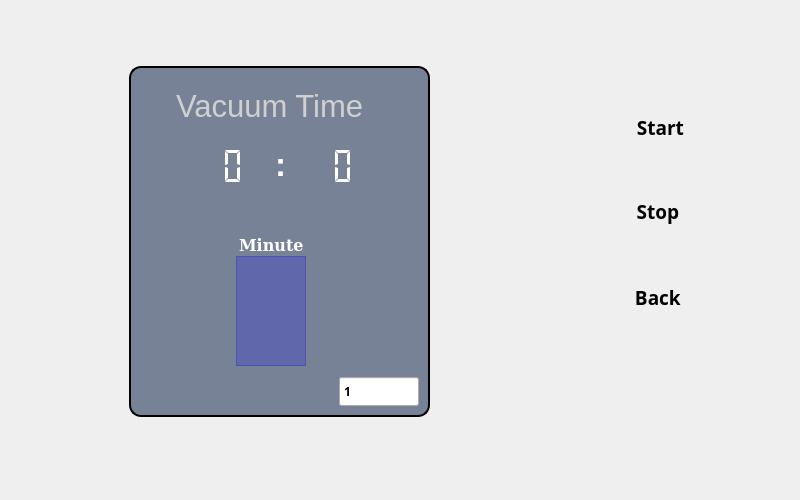
First picture: the form in formvaccum.ui, repository mohsencyber/gardinaUI, before the edit.
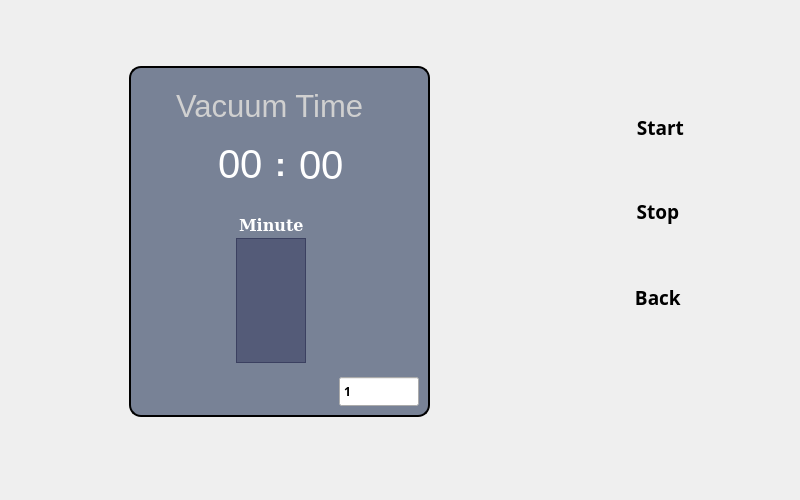
Second picture: the form after the edit. Icons and pictures are not drawn. Custom widgets are drawn as their Qt base class.

The edit to the form file:
```diff
--- a/formvaccum.ui
+++ b/formvaccum.ui
@@ -251,208 +251,6 @@
    <property name="frameShadow">
     <enum>QFrame::Raised</enum>
    </property>
-   <widget class="QLCDNumber" name="minNumber">
-    <property name="geometry">
-     <rect>
-      <x>50</x>
-      <y>80</y>
-      <width>90</width>
-      <height>40</height>
-     </rect>
-    </property>
-    <property name="palette">
-     <palette>
-      <active>
-       <colorrole role="WindowText">
-        <brush brushstyle="SolidPattern">
-         <color alpha="255">
-          <red>255</red>
-          <green>255</green>
-          <blue>255</blue>
-         </color>
-        </brush>
-       </colorrole>
-       <colorrole role="Text">
-        <brush brushstyle="SolidPattern">
-         <color alpha="255">
-          <red>255</red>
-          <green>255</green>
-          <blue>255</blue>
-         </color>
-        </brush>
-       </colorrole>
-       <colorrole role="PlaceholderText">
-        <brush brushstyle="SolidPattern">
-         <color alpha="128">
-          <red>255</red>
-          <green>255</green>
-          <blue>255</blue>
-         </color>
-        </brush>
-       </colorrole>
-      </active>
-      <inactive>
-       <colorrole role="WindowText">
-        <brush brushstyle="SolidPattern">
-         <color alpha="255">
-          <red>255</red>
-          <green>255</green>
-          <blue>255</blue>
-         </color>
-        </brush>
-       </colorrole>
-       <colorrole role="Text">
-        <brush brushstyle="SolidPattern">
-         <color alpha="255">
-          <red>208</red>
-          <green>208</green>
-          <blue>208</blue>
-         </color>
-        </brush>
-       </colorrole>
-       <colorrole role="PlaceholderText">
-        <brush brushstyle="SolidPattern">
-         <color alpha="128">
-          <red>208</red>
-          <green>208</green>
-          <blue>208</blue>
-         </color>
-        </brush>
-       </colorrole>
-      </inactive>
-      <disabled>
-       <colorrole role="WindowText">
-        <brush brushstyle="SolidPattern">
-         <color alpha="96">
-          <red>164</red>
-          <green>166</green>
-          <blue>168</blue>
-         </color>
-        </brush>
-       </colorrole>
-       <colorrole role="Text">
-        <brush brushstyle="SolidPattern">
-         <color alpha="96">
-          <red>164</red>
-          <green>166</green>
-          <blue>168</blue>
-         </color>
-        </brush>
-       </colorrole>
-       <colorrole role="PlaceholderText">
-        <brush brushstyle="SolidPattern">
-         <color alpha="128">
-          <red>208</red>
-          <green>208</green>
-          <blue>208</blue>
-         </color>
-        </brush>
-       </colorrole>
-      </disabled>
-     </palette>
-    </property>
-    <property name="autoFillBackground">
-     <bool>false</bool>
-    </property>
-    <property name="frameShape">
-     <enum>QFrame::NoFrame</enum>
-    </property>
-    <property name="frameShadow">
-     <enum>QFrame::Raised</enum>
-    </property>
-    <property name="digitCount">
-     <number>2</number>
-    </property>
-    <property name="mode">
-     <enum>QLCDNumber::Dec</enum>
-    </property>
-    <property name="segmentStyle">
-     <enum>QLCDNumber::Flat</enum>
-    </property>
-   </widget>
-   <widget class="QLCDNumber" name="secNumber">
-    <property name="geometry">
-     <rect>
-      <x>160</x>
-      <y>80</y>
-      <width>90</width>
-      <height>40</height>
-     </rect>
-    </property>
-    <property name="palette">
-     <palette>
-      <active>
-       <colorrole role="WindowText">
-        <brush brushstyle="SolidPattern">
-         <color alpha="255">
-          <red>255</red>
-          <green>255</green>
-          <blue>255</blue>
-         </color>
-        </brush>
-       </colorrole>
-       <colorrole role="ButtonText">
-        <brush brushstyle="SolidPattern">
-         <color alpha="255">
-          <red>255</red>
-          <green>255</green>
-          <blue>255</blue>
-         </color>
-        </brush>
-       </colorrole>
-      </active>
-      <inactive>
-       <colorrole role="WindowText">
-        <brush brushstyle="SolidPattern">
-         <color alpha="255">
-          <red>255</red>
-          <green>255</green>
-          <blue>255</blue>
-         </color>
-        </brush>
-       </colorrole>
-       <colorrole role="ButtonText">
-        <brush brushstyle="SolidPattern">
-         <color alpha="255">
-          <red>208</red>
-          <green>208</green>
-          <blue>208</blue>
-         </color>
-        </brush>
-       </colorrole>
-      </inactive>
-      <disabled>
-       <colorrole role="WindowText">
-        <brush brushstyle="SolidPattern">
-         <color alpha="96">
-          <red>164</red>
-          <green>166</green>
-          <blue>168</blue>
-         </color>
-        </brush>
-       </colorrole>
-       <colorrole role="ButtonText">
-        <brush brushstyle="SolidPattern">
-         <color alpha="96">
-          <red>164</red>
-          <green>166</green>
-          <blue>168</blue>
-         </color>
-        </brush>
-       </colorrole>
-      </disabled>
-     </palette>
-    </property>
-    <property name="frameShape">
-     <enum>QFrame::NoFrame</enum>
-    </property>
-    <property name="digitCount">
-     <number>2</number>
-    </property>
-    <property name="segmentStyle">
-     <enum>QLCDNumber::Flat</enum>
-    </property>
-   </widget>
    <widget class="QSpinBox" name="minSpin">
     <property name="geometry">
      <rect>
@@ -499,7 +297,7 @@
     <property name="geometry">
      <rect>
       <x>110</x>
-      <y>170</y>
+      <y>150</y>
       <width>67</width>
       <height>17</height>
      </rect>
@@ -722,13 +520,13 @@
      <string>Vacuum Time</string>
     </property>
    </widget>
-   <widget class="QTouchSpinBox" name="textEdit">
+   <widget class="QTextEdit" name="textEdit">
     <property name="geometry">
      <rect>
       <x>107</x>
-      <y>190</y>
+      <y>172</y>
       <width>70</width>
-      <height>110</height>
+      <height>125</height>
      </rect>
     </property>
     <property name="sizePolicy">
@@ -742,10 +540,10 @@
       <active>
        <colorrole role="Button">
         <brush brushstyle="SolidPattern">
-         <color alpha="51">
+         <color alpha="77">
           <red>0</red>
           <green>0</green>
-          <blue>255</blue>
+          <blue>50</blue>
          </color>
         </brush>
        </colorrole>
@@ -760,10 +558,10 @@
        </colorrole>
        <colorrole role="Window">
         <brush brushstyle="SolidPattern">
-         <color alpha="51">
+         <color alpha="77">
           <red>0</red>
           <green>0</green>
-          <blue>255</blue>
+          <blue>50</blue>
          </color>
         </brush>
        </colorrole>
@@ -771,10 +569,10 @@
       <inactive>
        <colorrole role="Button">
         <brush brushstyle="SolidPattern">
-         <color alpha="51">
+         <color alpha="77">
           <red>0</red>
           <green>0</green>
-          <blue>255</blue>
+          <blue>50</blue>
          </color>
         </brush>
        </colorrole>
@@ -789,10 +587,10 @@
        </colorrole>
        <colorrole role="Window">
         <brush brushstyle="SolidPattern">
-         <color alpha="51">
+         <color alpha="77">
           <red>0</red>
           <green>0</green>
-          <blue>255</blue>
+          <blue>50</blue>
          </color>
         </brush>
        </colorrole>
@@ -800,10 +598,10 @@
       <disabled>
        <colorrole role="Button">
         <brush brushstyle="SolidPattern">
-         <color alpha="51">
+         <color alpha="77">
           <red>0</red>
           <green>0</green>
-          <blue>255</blue>
+          <blue>50</blue>
          </color>
         </brush>
        </colorrole>
@@ -818,10 +616,10 @@
        </colorrole>
        <colorrole role="Window">
         <brush brushstyle="SolidPattern">
-         <color alpha="51">
+         <color alpha="77">
           <red>0</red>
           <green>0</green>
-          <blue>255</blue>
+          <blue>50</blue>
          </color>
         </brush>
        </colorrole>
@@ -844,7 +642,7 @@
      <bool>false</bool>
     </property>
     <property name="styleSheet">
-     <string notr="true">background-color: rgb(0, 0, 255,20%);
+     <string notr="true">background-color: rgb(0, 0, 50,30%);
 font: 75 12pt &quot;Waree&quot;;
 qproperty-alignment: AlignCenter;
 </string>
@@ -863,15 +661,928 @@
      <set>Qt::NoTextInteraction</set>
     </property>
    </widget>
+   <widget class="QLabel" name="minNumber">
+    <property name="geometry">
+     <rect>
+      <x>89</x>
+      <y>74</y>
+      <width>58</width>
+      <height>48</height>
+     </rect>
+    </property>
+    <property name="palette">
+     <palette>
+      <active>
+       <colorrole role="WindowText">
+        <brush brushstyle="SolidPattern">
+         <color alpha="255">
+          <red>255</red>
+          <green>255</green>
+          <blue>255</blue>
+         </color>
+        </brush>
+       </colorrole>
+       <colorrole role="Button">
+        <brush brushstyle="SolidPattern">
+         <color alpha="96">
+          <red>164</red>
+          <green>166</green>
+          <blue>168</blue>
+         </color>
+        </brush>
+       </colorrole>
+       <colorrole role="Light">
+        <brush brushstyle="SolidPattern">
+         <color alpha="96">
+          <red>246</red>
+          <green>249</green>
+          <blue>252</blue>
+         </color>
+        </brush>
+       </colorrole>
+       <colorrole role="Midlight">
+        <brush brushstyle="SolidPattern">
+         <color alpha="96">
+          <red>205</red>
+          <green>207</green>
+          <blue>210</blue>
+         </color>
+        </brush>
+       </colorrole>
+       <colorrole role="Dark">
+        <brush brushstyle="SolidPattern">
+         <color alpha="96">
+          <red>82</red>
+          <green>83</green>
+          <blue>84</blue>
+         </color>
+        </brush>
+       </colorrole>
+       <colorrole role="Mid">
+        <brush brushstyle="SolidPattern">
+         <color alpha="96">
+          <red>109</red>
+          <green>111</green>
+          <blue>112</blue>
+         </color>
+        </brush>
+       </colorrole>
+       <colorrole role="Text">
+        <brush brushstyle="SolidPattern">
+         <color alpha="255">
+          <red>255</red>
+          <green>255</green>
+          <blue>255</blue>
+         </color>
+        </brush>
+       </colorrole>
+       <colorrole role="BrightText">
+        <brush brushstyle="SolidPattern">
+         <color alpha="255">
+          <red>255</red>
+          <green>255</green>
+          <blue>255</blue>
+         </color>
+        </brush>
+       </colorrole>
+       <colorrole role="ButtonText">
+        <brush brushstyle="SolidPattern">
+         <color alpha="255">
+          <red>255</red>
+          <green>255</green>
+          <blue>255</blue>
+         </color>
+        </brush>
+       </colorrole>
+       <colorrole role="Base">
+        <brush brushstyle="SolidPattern">
+         <color alpha="255">
+          <red>255</red>
+          <green>255</green>
+          <blue>255</blue>
+         </color>
+        </brush>
+       </colorrole>
+       <colorrole role="Window">
+        <brush brushstyle="SolidPattern">
+         <color alpha="96">
+          <red>164</red>
+          <green>166</green>
+          <blue>168</blue>
+         </color>
+        </brush>
+       </colorrole>
+       <colorrole role="Shadow">
+        <brush brushstyle="SolidPattern">
+         <color alpha="255">
+          <red>0</red>
+          <green>0</green>
+          <blue>0</blue>
+         </color>
+        </brush>
+       </colorrole>
+       <colorrole role="AlternateBase">
+        <brush brushstyle="SolidPattern">
+         <color alpha="175">
+          <red>209</red>
+          <green>210</green>
+          <blue>211</blue>
+         </color>
+        </brush>
+       </colorrole>
+       <colorrole role="ToolTipBase">
+        <brush brushstyle="SolidPattern">
+         <color alpha="255">
+          <red>255</red>
+          <green>255</green>
+          <blue>220</blue>
+         </color>
+        </brush>
+       </colorrole>
+       <colorrole role="ToolTipText">
+        <brush brushstyle="SolidPattern">
+         <color alpha="255">
+          <red>0</red>
+          <green>0</green>
+          <blue>0</blue>
+         </color>
+        </brush>
+       </colorrole>
+       <colorrole role="PlaceholderText">
+        <brush brushstyle="SolidPattern">
+         <color alpha="128">
+          <red>255</red>
+          <green>255</green>
+          <blue>255</blue>
+         </color>
+        </brush>
+       </colorrole>
+      </active>
+      <inactive>
+       <colorrole role="WindowText">
+        <brush brushstyle="SolidPattern">
+         <color alpha="255">
+          <red>255</red>
+          <green>255</green>
+          <blue>255</blue>
+         </color>
+        </brush>
+       </colorrole>
+       <colorrole role="Button">
+        <brush brushstyle="SolidPattern">
+         <color alpha="96">
+          <red>164</red>
+          <green>166</green>
+          <blue>168</blue>
+         </color>
+        </brush>
+       </colorrole>
+       <colorrole role="Light">
+        <brush brushstyle="SolidPattern">
+         <color alpha="96">
+          <red>246</red>
+          <green>249</green>
+          <blue>252</blue>
+         </color>
+        </brush>
+       </colorrole>
+       <colorrole role="Midlight">
+        <brush brushstyle="SolidPattern">
+         <color alpha="96">
+          <red>205</red>
+          <green>207</green>
+          <blue>210</blue>
+         </color>
+        </brush>
+       </colorrole>
+       <colorrole role="Dark">
+        <brush brushstyle="SolidPattern">
+         <color alpha="96">
+          <red>82</red>
+          <green>83</green>
+          <blue>84</blue>
+         </color>
+        </brush>
+       </colorrole>
+       <colorrole role="Mid">
+        <brush brushstyle="SolidPattern">
+         <color alpha="96">
+          <red>109</red>
+          <green>111</green>
+          <blue>112</blue>
+         </color>
+        </brush>
+       </colorrole>
+       <colorrole role="Text">
+        <brush brushstyle="SolidPattern">
+         <color alpha="255">
+          <red>255</red>
+          <green>255</green>
+          <blue>255</blue>
+         </color>
+        </brush>
+       </colorrole>
+       <colorrole role="BrightText">
+        <brush brushstyle="SolidPattern">
+         <color alpha="255">
+          <red>255</red>
+          <green>255</green>
+          <blue>255</blue>
+         </color>
+        </brush>
+       </colorrole>
+       <colorrole role="ButtonText">
+        <brush brushstyle="SolidPattern">
+         <color alpha="255">
+          <red>255</red>
+          <green>255</green>
+          <blue>255</blue>
+         </color>
+        </brush>
+       </colorrole>
+       <colorrole role="Base">
+        <brush brushstyle="SolidPattern">
+         <color alpha="255">
+          <red>255</red>
+          <green>255</green>
+          <blue>255</blue>
+         </color>
+        </brush>
+       </colorrole>
+       <colorrole role="Window">
+        <brush brushstyle="SolidPattern">
+         <color alpha="96">
+          <red>164</red>
+          <green>166</green>
+          <blue>168</blue>
+         </color>
+        </brush>
+       </colorrole>
+       <colorrole role="Shadow">
+        <brush brushstyle="SolidPattern">
+         <color alpha="255">
+          <red>0</red>
+          <green>0</green>
+          <blue>0</blue>
+         </color>
+        </brush>
+       </colorrole>
+       <colorrole role="AlternateBase">
+        <brush brushstyle="SolidPattern">
+         <color alpha="175">
+          <red>209</red>
+          <green>210</green>
+          <blue>211</blue>
+         </color>
+        </brush>
+       </colorrole>
+       <colorrole role="ToolTipBase">
+        <brush brushstyle="SolidPattern">
+         <color alpha="255">
+          <red>255</red>
+          <green>255</green>
+          <blue>220</blue>
+         </color>
+        </brush>
+       </colorrole>
+       <colorrole role="ToolTipText">
+        <brush brushstyle="SolidPattern">
+         <color alpha="255">
+          <red>0</red>
+          <green>0</green>
+          <blue>0</blue>
+         </color>
+        </brush>
+       </colorrole>
+       <colorrole role="PlaceholderText">
+        <brush brushstyle="SolidPattern">
+         <color alpha="128">
+          <red>255</red>
+          <green>255</green>
+          <blue>255</blue>
+         </color>
+        </brush>
+       </colorrole>
+      </inactive>
+      <disabled>
+       <colorrole role="WindowText">
+        <brush brushstyle="SolidPattern">
+         <color alpha="96">
+          <red>82</red>
+          <green>83</green>
+          <blue>84</blue>
+         </color>
+        </brush>
+       </colorrole>
+       <colorrole role="Button">
+        <brush brushstyle="SolidPattern">
+         <color alpha="96">
+          <red>164</red>
+          <green>166</green>
+          <blue>168</blue>
+         </color>
+        </brush>
+       </colorrole>
+       <colorrole role="Light">
+        <brush brushstyle="SolidPattern">
+         <color alpha="96">
+          <red>246</red>
+          <green>249</green>
+          <blue>252</blue>
+         </color>
+        </brush>
+       </colorrole>
+       <colorrole role="Midlight">
+        <brush brushstyle="SolidPattern">
+         <color alpha="96">
+          <red>205</red>
+          <green>207</green>
+          <blue>210</blue>
+         </color>
+        </brush>
+       </colorrole>
+       <colorrole role="Dark">
+        <brush brushstyle="SolidPattern">
+         <color alpha="96">
+          <red>82</red>
+          <green>83</green>
+          <blue>84</blue>
+         </color>
+        </brush>
+       </colorrole>
+       <colorrole role="Mid">
+        <brush brushstyle="SolidPattern">
+         <color alpha="96">
+          <red>109</red>
+          <green>111</green>
+          <blue>112</blue>
+         </color>
+        </brush>
+       </colorrole>
+       <colorrole role="Text">
+        <brush brushstyle="SolidPattern">
+         <color alpha="96">
+          <red>164</red>
+          <green>166</green>
+          <blue>168</blue>
+         </color>
+        </brush>
+       </colorrole>
+       <colorrole role="BrightText">
+        <brush brushstyle="SolidPattern">
+         <color alpha="255">
+          <red>255</red>
+          <green>255</green>
+          <blue>255</blue>
+         </color>
+        </brush>
+       </colorrole>
+       <colorrole role="ButtonText">
+        <brush brushstyle="SolidPattern">
+         <color alpha="96">
+          <red>164</red>
+          <green>166</green>
+          <blue>168</blue>
+         </color>
+        </brush>
+       </colorrole>
+       <colorrole role="Base">
+        <brush brushstyle="SolidPattern">
+         <color alpha="96">
+          <red>164</red>
+          <green>166</green>
+          <blue>168</blue>
+         </color>
+        </brush>
+       </colorrole>
+       <colorrole role="Window">
+        <brush brushstyle="SolidPattern">
+         <color alpha="96">
+          <red>164</red>
+          <green>166</green>
+          <blue>168</blue>
+         </color>
+        </brush>
+       </colorrole>
+       <colorrole role="Shadow">
+        <brush brushstyle="SolidPattern">
+         <color alpha="255">
+          <red>0</red>
+          <green>0</green>
+          <blue>0</blue>
+         </color>
+        </brush>
+       </colorrole>
+       <colorrole role="AlternateBase">
+        <brush brushstyle="SolidPattern">
+         <color alpha="96">
+          <red>164</red>
+          <green>166</green>
+          <blue>168</blue>
+         </color>
+        </brush>
+       </colorrole>
+       <colorrole role="ToolTipBase">
+        <brush brushstyle="SolidPattern">
+         <color alpha="255">
+          <red>255</red>
+          <green>255</green>
+          <blue>220</blue>
+         </color>
+        </brush>
+       </colorrole>
+       <colorrole role="ToolTipText">
+        <brush brushstyle="SolidPattern">
+         <color alpha="255">
+          <red>0</red>
+          <green>0</green>
+          <blue>0</blue>
+         </color>
+        </brush>
+       </colorrole>
+       <colorrole role="PlaceholderText">
+        <brush brushstyle="SolidPattern">
+         <color alpha="128">
+          <red>208</red>
+          <green>208</green>
+          <blue>208</blue>
+         </color>
+        </brush>
+       </colorrole>
+      </disabled>
+     </palette>
+    </property>
+    <property name="font">
+     <font>
+      <pointsize>30</pointsize>
+     </font>
+    </property>
+    <property name="text">
+     <string>00</string>
+    </property>
+   </widget>
+   <widget class="QLabel" name="secNumber">
+    <property name="geometry">
+     <rect>
+      <x>170</x>
+      <y>75</y>
+      <width>58</width>
+      <height>48</height>
+     </rect>
+    </property>
+    <property name="palette">
+     <palette>
+      <active>
+       <colorrole role="WindowText">
+        <brush brushstyle="SolidPattern">
+         <color alpha="255">
+          <red>255</red>
+          <green>255</green>
+          <blue>255</blue>
+         </color>
+        </brush>
+       </colorrole>
+       <colorrole role="Button">
+        <brush brushstyle="SolidPattern">
+         <color alpha="96">
+          <red>164</red>
+          <green>166</green>
+          <blue>168</blue>
+         </color>
+        </brush>
+       </colorrole>
+       <colorrole role="Light">
+        <brush brushstyle="SolidPattern">
+         <color alpha="96">
+          <red>246</red>
+          <green>249</green>
+          <blue>252</blue>
+         </color>
+        </brush>
+       </colorrole>
+       <colorrole role="Midlight">
+        <brush brushstyle="SolidPattern">
+         <color alpha="96">
+          <red>205</red>
+          <green>207</green>
+          <blue>210</blue>
+         </color>
+        </brush>
+       </colorrole>
+       <colorrole role="Dark">
+        <brush brushstyle="SolidPattern">
+         <color alpha="96">
+          <red>82</red>
+          <green>83</green>
+          <blue>84</blue>
+         </color>
+        </brush>
+       </colorrole>
+       <colorrole role="Mid">
+        <brush brushstyle="SolidPattern">
+         <color alpha="96">
+          <red>109</red>
+          <green>111</green>
+          <blue>112</blue>
+         </color>
+        </brush>
+       </colorrole>
+       <colorrole role="Text">
+        <brush brushstyle="SolidPattern">
+         <color alpha="255">
+          <red>255</red>
+          <green>255</green>
+          <blue>255</blue>
+         </color>
+        </brush>
+       </colorrole>
+       <colorrole role="BrightText">
+        <brush brushstyle="SolidPattern">
+         <color alpha="255">
+          <red>255</red>
+          <green>255</green>
+          <blue>255</blue>
+         </color>
+        </brush>
+       </colorrole>
+       <colorrole role="ButtonText">
+        <brush brushstyle="SolidPattern">
+         <color alpha="255">
+          <red>255</red>
+          <green>255</green>
+          <blue>255</blue>
+         </color>
+        </brush>
+       </colorrole>
+       <colorrole role="Base">
+        <brush brushstyle="SolidPattern">
+         <color alpha="255">
+          <red>255</red>
+          <green>255</green>
+          <blue>255</blue>
+         </color>
+        </brush>
+       </colorrole>
+       <colorrole role="Window">
+        <brush brushstyle="SolidPattern">
+         <color alpha="96">
+          <red>164</red>
+          <green>166</green>
+          <blue>168</blue>
+         </color>
+        </brush>
+       </colorrole>
+       <colorrole role="Shadow">
+        <brush brushstyle="SolidPattern">
+         <color alpha="255">
+          <red>0</red>
+          <green>0</green>
+          <blue>0</blue>
+         </color>
+        </brush>
+       </colorrole>
+       <colorrole role="AlternateBase">
+        <brush brushstyle="SolidPattern">
+         <color alpha="175">
+          <red>209</red>
+          <green>210</green>
+          <blue>211</blue>
+         </color>
+        </brush>
+       </colorrole>
+       <colorrole role="ToolTipBase">
+        <brush brushstyle="SolidPattern">
+         <color alpha="255">
+          <red>255</red>
+          <green>255</green>
+          <blue>220</blue>
+         </color>
+        </brush>
+       </colorrole>
+       <colorrole role="ToolTipText">
+        <brush brushstyle="SolidPattern">
+         <color alpha="255">
+          <red>0</red>
+          <green>0</green>
+          <blue>0</blue>
+         </color>
+        </brush>
+       </colorrole>
+       <colorrole role="PlaceholderText">
+        <brush brushstyle="SolidPattern">
+         <color alpha="128">
+          <red>255</red>
+          <green>255</green>
+          <blue>255</blue>
+         </color>
+        </brush>
+       </colorrole>
+      </active>
+      <inactive>
+       <colorrole role="WindowText">
+        <brush brushstyle="SolidPattern">
+         <color alpha="255">
+          <red>255</red>
+          <green>255</green>
+          <blue>255</blue>
+         </color>
+        </brush>
+       </colorrole>
+       <colorrole role="Button">
+        <brush brushstyle="SolidPattern">
+         <color alpha="96">
+          <red>164</red>
+          <green>166</green>
+          <blue>168</blue>
+         </color>
+        </brush>
+       </colorrole>
+       <colorrole role="Light">
+        <brush brushstyle="SolidPattern">
+         <color alpha="96">
+          <red>246</red>
+          <green>249</green>
+          <blue>252</blue>
+         </color>
+        </brush>
+       </colorrole>
+       <colorrole role="Midlight">
+        <brush brushstyle="SolidPattern">
+         <color alpha="96">
+          <red>205</red>
+          <green>207</green>
+          <blue>210</blue>
+         </color>
+        </brush>
+       </colorrole>
+       <colorrole role="Dark">
+        <brush brushstyle="SolidPattern">
+         <color alpha="96">
+          <red>82</red>
+          <green>83</green>
+          <blue>84</blue>
+         </color>
+        </brush>
+       </colorrole>
+       <colorrole role="Mid">
+        <brush brushstyle="SolidPattern">
+         <color alpha="96">
+          <red>109</red>
+          <green>111</green>
+          <blue>112</blue>
+         </color>
+        </brush>
+       </colorrole>
+       <colorrole role="Text">
+        <brush brushstyle="SolidPattern">
+         <color alpha="255">
+          <red>255</red>
+          <green>255</green>
+          <blue>255</blue>
+         </color>
+        </brush>
+       </colorrole>
+       <colorrole role="BrightText">
+        <brush brushstyle="SolidPattern">
+         <color alpha="255">
+          <red>255</red>
+          <green>255</green>
+          <blue>255</blue>
+         </color>
+        </brush>
+       </colorrole>
+       <colorrole role="ButtonText">
+        <brush brushstyle="SolidPattern">
+         <color alpha="255">
+          <red>255</red>
+          <green>255</green>
+          <blue>255</blue>
+         </color>
+        </brush>
+       </colorrole>
+       <colorrole role="Base">
+        <brush brushstyle="SolidPattern">
+         <color alpha="255">
+          <red>255</red>
+          <green>255</green>
+          <blue>255</blue>
+         </color>
+        </brush>
+       </colorrole>
+       <colorrole role="Window">
+        <brush brushstyle="SolidPattern">
+         <color alpha="96">
+          <red>164</red>
+          <green>166</green>
+          <blue>168</blue>
+         </color>
+        </brush>
+       </colorrole>
+       <colorrole role="Shadow">
+        <brush brushstyle="SolidPattern">
+         <color alpha="255">
+          <red>0</red>
+          <green>0</green>
+          <blue>0</blue>
+         </color>
+        </brush>
+       </colorrole>
+       <colorrole role="AlternateBase">
+        <brush brushstyle="SolidPattern">
+         <color alpha="175">
+          <red>209</red>
+          <green>210</green>
+          <blue>211</blue>
+         </color>
+        </brush>
+       </colorrole>
+       <colorrole role="ToolTipBase">
+        <brush brushstyle="SolidPattern">
+         <color alpha="255">
+          <red>255</red>
+          <green>255</green>
+          <blue>220</blue>
+         </color>
+        </brush>
+       </colorrole>
+       <colorrole role="ToolTipText">
+        <brush brushstyle="SolidPattern">
+         <color alpha="255">
+          <red>0</red>
+          <green>0</green>
+          <blue>0</blue>
+         </color>
+        </brush>
+       </colorrole>
+       <colorrole role="PlaceholderText">
+        <brush brushstyle="SolidPattern">
+         <color alpha="128">
+          <red>255</red>
+          <green>255</green>
+          <blue>255</blue>
+         </color>
+        </brush>
+       </colorrole>
+      </inactive>
+      <disabled>
+       <colorrole role="WindowText">
+        <brush brushstyle="SolidPattern">
+         <color alpha="96">
+          <red>82</red>
+          <green>83</green>
+          <blue>84</blue>
+         </color>
+        </brush>
+       </colorrole>
+       <colorrole role="Button">
+        <brush brushstyle="SolidPattern">
+         <color alpha="96">
+          <red>164</red>
+          <green>166</green>
+          <blue>168</blue>
+         </color>
+        </brush>
+       </colorrole>
+       <colorrole role="Light">
+        <brush brushstyle="SolidPattern">
+         <color alpha="96">
+          <red>246</red>
+          <green>249</green>
+          <blue>252</blue>
+         </color>
+        </brush>
+       </colorrole>
+       <colorrole role="Midlight">
+        <brush brushstyle="SolidPattern">
+         <color alpha="96">
+          <red>205</red>
+          <green>207</green>
+          <blue>210</blue>
+         </color>
+        </brush>
+       </colorrole>
+       <colorrole role="Dark">
+        <brush brushstyle="SolidPattern">
+         <color alpha="96">
+          <red>82</red>
+          <green>83</green>
+          <blue>84</blue>
+         </color>
+        </brush>
+       </colorrole>
+       <colorrole role="Mid">
+        <brush brushstyle="SolidPattern">
+         <color alpha="96">
+          <red>109</red>
+          <green>111</green>
+          <blue>112</blue>
+         </color>
+        </brush>
+       </colorrole>
+       <colorrole role="Text">
+        <brush brushstyle="SolidPattern">
+         <color alpha="96">
+          <red>164</red>
+          <green>166</green>
+          <blue>168</blue>
+         </color>
+        </brush>
+       </colorrole>
+       <colorrole role="BrightText">
+        <brush brushstyle="SolidPattern">
+         <color alpha="255">
+          <red>255</red>
+          <green>255</green>
+          <blue>255</blue>
+         </color>
+        </brush>
+       </colorrole>
+       <colorrole role="ButtonText">
+        <brush brushstyle="SolidPattern">
+         <color alpha="96">
+          <red>164</red>
+          <green>166</green>
+          <blue>168</blue>
+         </color>
+        </brush>
+       </colorrole>
+       <colorrole role="Base">
+        <brush brushstyle="SolidPattern">
+         <color alpha="96">
+          <red>164</red>
+          <green>166</green>
+          <blue>168</blue>
+         </color>
+        </brush>
+       </colorrole>
+       <colorrole role="Window">
+        <brush brushstyle="SolidPattern">
+         <color alpha="96">
+          <red>164</red>
+          <green>166</green>
+          <blue>168</blue>
+         </color>
+        </brush>
+       </colorrole>
+       <colorrole role="Shadow">
+        <brush brushstyle="SolidPattern">
+         <color alpha="255">
+          <red>0</red>
+          <green>0</green>
+          <blue>0</blue>
+         </color>
+        </brush>
+       </colorrole>
+       <colorrole role="AlternateBase">
+        <brush brushstyle="SolidPattern">
+         <color alpha="96">
+          <red>164</red>
+          <green>166</green>
+          <blue>168</blue>
+         </color>
+        </brush>
+       </colorrole>
+       <colorrole role="ToolTipBase">
+        <brush brushstyle="SolidPattern">
+         <color alpha="255">
+          <red>255</red>
+          <green>255</green>
+          <blue>220</blue>
+         </color>
+        </brush>
+       </colorrole>
+       <colorrole role="ToolTipText">
+        <brush brushstyle="SolidPattern">
+         <color alpha="255">
+          <red>0</red>
+          <green>0</green>
+          <blue>0</blue>
+         </color>
+        </brush>
+       </colorrole>
+       <colorrole role="PlaceholderText">
+        <brush brushstyle="SolidPattern">
+         <color alpha="128">
+          <red>208</red>
+          <green>208</green>
+          <blue>208</blue>
+         </color>
+        </brush>
+       </colorrole>
+      </disabled>
+     </palette>
+    </property>
+    <property name="font">
+     <font>
+      <pointsize>30</pointsize>
+     </font>
+    </property>
+    <property name="text">
+     <string>00</string>
+    </property>
+   </widget>
   </widget>
  </widget>
- <customwidgets>
-  <customwidget>
-   <class>QTouchSpinBox</class>
-   <extends>QTextEdit</extends>
-   <header location="global">qtouchspinbox.h</header>
-  </customwidget>
- </customwidgets>
  <resources/>
  <connections/>
 </ui>
```
